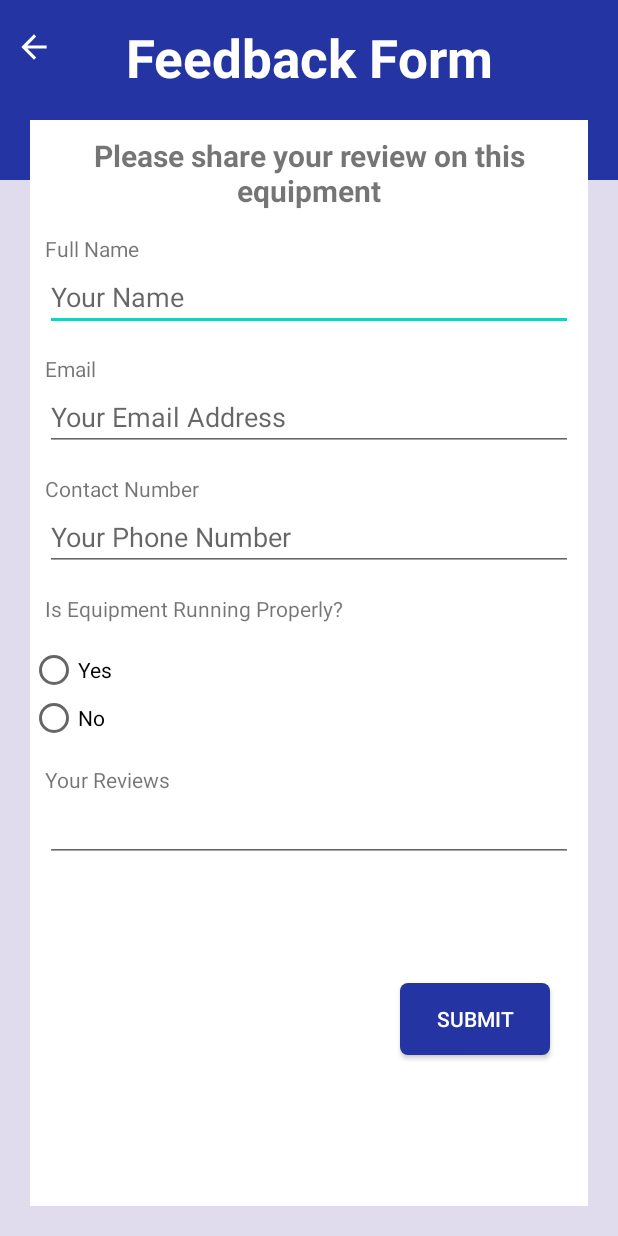
After one commit to ankitgoyal2/GuestApp, an Android app: the FeedbackActivity screen opened directly, with no data from a screen before it, on a phone screen of 412 x 824 dp. The commit adds this screen. Run offline under Robolectric (Android 15) with nearby library versions, the phone set to English and light mode, and no system bars.

Commit message:
Feedback Activity Created This Activity provides a form for the guest to send its feedback on a machine to the concerned authority.

```diff
--- a/app/src/main/AndroidManifest.xml
+++ b/app/src/main/AndroidManifest.xml
@@ -9,6 +9,8 @@
         android:roundIcon="@mipmap/ic_launcher_round"
         android:supportsRtl="true"
         android:theme="@style/AppTheme">
+        <activity android:name=".FeedbackActivity"/>
+
         <activity android:name=".DetailActivity">
             <intent-filter>
                 <action android:name="android.intent.action.MAIN" />
@@ -17,9 +19,7 @@
             </intent-filter>
         </activity>
         <activity android:name=".ScanActivity" />
-        <activity android:name=".MainActivity">
-
-        </activity>
+        <activity android:name=".MainActivity"></activity>
     </application>
 
 </manifest>
--- a/app/src/main/java/com/example/guestapp/DetailActivity.java
+++ b/app/src/main/java/com/example/guestapp/DetailActivity.java
@@ -2,13 +2,26 @@ package com.example.guestapp;
 
 import androidx.appcompat.app.AppCompatActivity;
 
+import android.content.Intent;
 import android.os.Bundle;
+import android.view.View;
+import android.widget.Button;
 
 public class DetailActivity extends AppCompatActivity {
 
+    Button feedbackButton;
     @Override
     protected void onCreate(Bundle savedInstanceState) {
         super.onCreate(savedInstanceState);
         setContentView(R.layout.activity_detail);
+
+        feedbackButton = findViewById(R.id.feedback_button);
+        feedbackButton.setOnClickListener(new View.OnClickListener() {
+            @Override
+            public void onClick(View v) {
+                Intent i = new Intent(DetailActivity.this,FeedbackActivity.class);
+                startActivity(i);
+            }
+        });
     }
 }
--- /dev/null
+++ b/app/src/main/java/com/example/guestapp/FeedbackActivity.java
@@ -0,0 +1,16 @@
+package com.example.guestapp;
+
+import androidx.appcompat.app.AppCompatActivity;
+
+import android.os.Bundle;
+import android.view.WindowManager;
+
+public class FeedbackActivity extends AppCompatActivity {
+
+    @Override
+    protected void onCreate(Bundle savedInstanceState) {
+        super.onCreate(savedInstanceState);
+        setContentView(R.layout.activity_feedback);
+        getWindow().setSoftInputMode(WindowManager.LayoutParams.SOFT_INPUT_ADJUST_PAN);
+    }
+}
--- /dev/null
+++ b/app/src/main/res/drawable/all_rounded_corners.xml
@@ -0,0 +1,7 @@
+<?xml version="1.0" encoding="utf-8"?>
+<shape xmlns:android="http://schemas.android.com/apk/res/android"
+    android:shape="rectangle">
+    <corners android:radius="5dp" />
+    <solid android:color="#2435A3" />
+
+</shape>
--- a/app/src/main/res/layout/activity_detail.xml
+++ b/app/src/main/res/layout/activity_detail.xml
@@ -10,7 +10,7 @@
     <ImageView
         android:layout_width="200dp"
         android:layout_height="200dp"
-        android:src="@drawable/mobile_cartoon"
+        android:src="@drawable/ic_details"
         app:layout_constraintBottom_toTopOf="@+id/constraintLayout"
         app:layout_constraintEnd_toStartOf="@+id/textView"
         app:layout_constraintStart_toStartOf="parent"
@@ -214,13 +214,13 @@
             android:textSize="20sp"
             android:textStyle="bold"
             app:layout_constraintBottom_toBottomOf="parent"
-            app:layout_constraintEnd_toStartOf="@+id/button"
+            app:layout_constraintEnd_toStartOf="@+id/feedback_button"
             app:layout_constraintStart_toStartOf="parent"
             app:layout_constraintTop_toTopOf="parent"
             app:layout_constraintVertical_bias="1.0" />
 
         <Button
-            android:id="@+id/button"
+            android:id="@+id/feedback_button"
             android:layout_width="150dp"
             android:layout_height="65dp"
             android:background="@drawable/top_left_round_corner"
--- /dev/null
+++ b/app/src/main/res/layout/activity_feedback.xml
@@ -0,0 +1,273 @@
+<?xml version="1.0" encoding="utf-8"?>
+<androidx.constraintlayout.widget.ConstraintLayout xmlns:android="http://schemas.android.com/apk/res/android"
+    xmlns:app="http://schemas.android.com/apk/res-auto"
+    xmlns:tools="http://schemas.android.com/tools"
+    android:background="#E1DCED"
+    android:layout_width="match_parent"
+    android:layout_height="match_parent"
+    tools:context=".FeedbackActivity">
+
+    <androidx.constraintlayout.widget.ConstraintLayout
+        android:id="@+id/constraintLayout2"
+        android:layout_width="match_parent"
+        android:layout_height="120dp"
+        android:background="#2435A3"
+        app:layout_constraintBottom_toBottomOf="parent"
+        app:layout_constraintEnd_toEndOf="parent"
+        app:layout_constraintStart_toStartOf="parent"
+        app:layout_constraintTop_toTopOf="parent"
+        app:layout_constraintVertical_bias="0.0">
+
+        <ImageView
+            android:layout_width="25dp"
+            android:layout_height="25dp"
+            android:src="@drawable/abc_vector_test"
+            app:layout_constraintHorizontal_bias="0.025"
+            app:layout_constraintVertical_bias="0.2"
+
+            app:layout_constraintBottom_toBottomOf="parent"
+            app:layout_constraintEnd_toEndOf="parent"
+            app:layout_constraintStart_toStartOf="parent"
+            app:layout_constraintTop_toTopOf="parent">
+
+        </ImageView>
+        <TextView
+            android:layout_width="wrap_content"
+            android:layout_height="wrap_content"
+            android:text="Feedback Form"
+            android:textColor="#ffffff"
+            app:layout_constraintVertical_bias="0.2"
+            app:layout_constraintHorizontal_bias="0.5"
+            android:textStyle="bold"
+            android:textSize="35sp"
+            app:layout_constraintBottom_toBottomOf="parent"
+            app:layout_constraintEnd_toEndOf="parent"
+            app:layout_constraintStart_toStartOf="parent"
+            app:layout_constraintTop_toTopOf="parent">
+
+        </TextView>
+
+    </androidx.constraintlayout.widget.ConstraintLayout>
+
+    <androidx.constraintlayout.widget.ConstraintLayout
+        android:layout_width="0dp"
+        android:layout_height="0dp"
+        android:layout_marginTop="80dp"
+        android:layout_marginBottom="20dp"
+        android:background="#ffffff"
+        android:isScrollContainer="true"
+        android:layout_marginHorizontal="20dp"
+        app:layout_constraintBottom_toBottomOf="parent"
+        app:layout_constraintEnd_toEndOf="parent"
+        app:layout_constraintHorizontal_bias="0.0"
+        app:layout_constraintStart_toStartOf="parent"
+        app:layout_constraintTop_toTopOf="@+id/constraintLayout2">
+
+        <ScrollView
+            android:layout_width="match_parent"
+            android:layout_height="match_parent">
+
+        </ScrollView>
+        <TextView
+            android:id="@+id/textView10"
+            android:layout_width="wrap_content"
+            android:layout_height="wrap_content"
+            android:layout_marginVertical="10dp"
+            android:text="Please share your review on this equipment"
+            android:textAlignment="center"
+            android:textSize="20sp"
+            android:textStyle="bold"
+            app:layout_constraintBottom_toBottomOf="parent"
+            app:layout_constraintEnd_toEndOf="parent"
+            app:layout_constraintStart_toStartOf="parent"
+            app:layout_constraintTop_toTopOf="parent"
+            app:layout_constraintVertical_bias="0" />
+
+        <TextView
+            android:id="@+id/textView11"
+            android:layout_width="wrap_content"
+            android:layout_height="wrap_content"
+            android:layout_marginHorizontal="10dp"
+            android:text="Full Name"
+            app:layout_constraintBottom_toBottomOf="parent"
+            app:layout_constraintEnd_toEndOf="parent"
+            android:layout_marginTop="15dp"
+            app:layout_constraintHorizontal_bias="0.0"
+            app:layout_constraintStart_toStartOf="parent"
+            app:layout_constraintTop_toBottomOf="@+id/textView10"
+            app:layout_constraintVertical_bias="0.0">
+
+        </TextView>
+
+        <EditText
+            android:id="@+id/editText"
+            android:layout_width="match_parent"
+            android:layout_height="wrap_content"
+            android:layout_marginHorizontal="10dp"
+            android:hint="Your Name"
+            app:layout_constraintBottom_toBottomOf="parent"
+            app:layout_constraintEnd_toEndOf="parent"
+            app:layout_constraintHorizontal_bias="0.0"
+            app:layout_constraintStart_toStartOf="parent"
+            app:layout_constraintTop_toBottomOf="@+id/textView11"
+            app:layout_constraintVertical_bias="0.0">
+
+        </EditText>
+
+        <TextView
+            android:id="@+id/textView12"
+            android:layout_width="wrap_content"
+            android:layout_height="wrap_content"
+            android:layout_marginHorizontal="10dp"
+            android:text="Email"
+            app:layout_constraintBottom_toBottomOf="parent"
+            app:layout_constraintEnd_toEndOf="parent"
+            android:layout_marginTop="15dp"
+            app:layout_constraintHorizontal_bias="0.0"
+            app:layout_constraintStart_toStartOf="parent"
+            app:layout_constraintTop_toBottomOf="@+id/editText"
+            app:layout_constraintVertical_bias="0">
+
+        </TextView>
+
+        <EditText
+            android:id="@+id/editText1"
+            android:layout_width="match_parent"
+            android:layout_height="wrap_content"
+            android:layout_marginHorizontal="10dp"
+            android:inputType="textEmailAddress"
+            android:hint="Your Email Address"
+            app:layout_constraintBottom_toBottomOf="parent"
+            app:layout_constraintEnd_toEndOf="parent"
+            app:layout_constraintHorizontal_bias="0.0"
+            app:layout_constraintStart_toStartOf="parent"
+            app:layout_constraintTop_toBottomOf="@+id/textView12"
+            app:layout_constraintVertical_bias="0.0">
+
+        </EditText>
+
+        <TextView
+            android:id="@+id/textView13"
+            android:layout_width="wrap_content"
+            android:layout_height="wrap_content"
+            android:layout_marginHorizontal="10dp"
+            android:text="Contact Number"
+            app:layout_constraintBottom_toBottomOf="parent"
+            app:layout_constraintEnd_toEndOf="parent"
+            android:layout_marginTop="15dp"
+            app:layout_constraintHorizontal_bias="0.0"
+            app:layout_constraintStart_toStartOf="parent"
+            app:layout_constraintTop_toBottomOf="@+id/editText1"
+            app:layout_constraintVertical_bias="0">
+
+        </TextView>
+
+        <EditText
+            android:id="@+id/editText2"
+            android:layout_width="match_parent"
+            android:layout_height="wrap_content"
+            android:layout_marginHorizontal="10dp"
+            android:inputType="phone"
+            android:hint="Your Phone Number"
+            app:layout_constraintBottom_toBottomOf="parent"
+            app:layout_constraintEnd_toEndOf="parent"
+            app:layout_constraintHorizontal_bias="0.0"
+            app:layout_constraintStart_toStartOf="parent"
+            app:layout_constraintTop_toBottomOf="@+id/textView13"
+            app:layout_constraintVertical_bias="0.0">
+
+        </EditText>
+
+        <TextView
+            android:id="@+id/textView14"
+            android:layout_width="wrap_content"
+            android:layout_height="wrap_content"
+            android:layout_marginHorizontal="10dp"
+            android:text="Is Equipment Running Properly?"
+            app:layout_constraintBottom_toBottomOf="parent"
+            app:layout_constraintEnd_toEndOf="parent"
+            android:layout_marginTop="15dp"
+            app:layout_constraintHorizontal_bias="0.0"
+            app:layout_constraintStart_toStartOf="parent"
+            app:layout_constraintTop_toBottomOf="@+id/editText2"
+            app:layout_constraintVertical_bias="0">
+
+        </TextView>
+
+        <RadioGroup
+            android:id="@+id/radioGroup"
+            android:layout_width="match_parent"
+            android:layout_height="wrap_content"
+            android:layout_marginTop="15dp"
+            android:orientation="vertical"
+            app:layout_constraintBottom_toBottomOf="parent"
+            app:layout_constraintEnd_toEndOf="parent"
+            app:layout_constraintStart_toStartOf="parent"
+            app:layout_constraintTop_toBottomOf="@+id/textView14"
+            app:layout_constraintVertical_bias="0">
+
+            <RadioButton
+                android:id="@+id/radio_pirates"
+                android:layout_width="wrap_content"
+                android:layout_height="wrap_content"
+                android:text="Yes" />
+
+            <RadioButton
+                android:id="@+id/radio_ninjas"
+                android:layout_width="wrap_content"
+                android:layout_height="wrap_content"
+                android:text="No" />
+
+        </RadioGroup>
+
+        <TextView
+            android:id="@+id/textView15"
+            android:layout_width="wrap_content"
+            android:layout_height="wrap_content"
+            android:layout_marginHorizontal="10dp"
+            android:layout_marginTop="15dp"
+            android:text="Your Reviews"
+            app:layout_constraintBottom_toBottomOf="parent"
+            app:layout_constraintEnd_toEndOf="parent"
+            app:layout_constraintHorizontal_bias="0.0"
+            app:layout_constraintStart_toStartOf="parent"
+            app:layout_constraintTop_toBottomOf="@+id/radioGroup"
+            app:layout_constraintVertical_bias="0">
+
+        </TextView>
+
+        <EditText
+            android:id="@+id/editText3"
+            android:layout_width="match_parent"
+            android:layout_height="wrap_content"
+            android:layout_marginHorizontal="10dp"
+            android:inputType="textMultiLine"
+            app:layout_constraintBottom_toBottomOf="parent"
+            app:layout_constraintEnd_toEndOf="parent"
+            app:layout_constraintHorizontal_bias="0.0"
+            app:layout_constraintStart_toStartOf="parent"
+            app:layout_constraintTop_toBottomOf="@+id/textView15"
+            app:layout_constraintVertical_bias="0.0">
+
+        </EditText>
+
+        <Button
+            android:layout_width="100dp"
+            android:layout_height="wrap_content"
+            app:layout_constraintBottom_toBottomOf="parent"
+            app:layout_constraintEnd_toEndOf="parent"
+            app:layout_constraintHorizontal_bias="1"
+            android:layout_marginEnd="25dp"
+            android:background="@drawable/all_rounded_corners"
+            android:text="Submit"
+            android:textColor="#FFFFFF"
+            android:layout_marginBottom="20dp"
+            app:layout_constraintStart_toStartOf="parent"
+            app:layout_constraintTop_toBottomOf="@+id/editText3">
+
+        </Button>
+
+
+    </androidx.constraintlayout.widget.ConstraintLayout>
+
+</androidx.constraintlayout.widget.ConstraintLayout>
--- a/app/src/main/res/values/styles.xml
+++ b/app/src/main/res/values/styles.xml
@@ -1,7 +1,7 @@
 <resources>
 
     <!-- Base application theme. -->
-    <style name="AppTheme" parent="Theme.AppCompat.Light.DarkActionBar">
+    <style name="AppTheme" parent="Theme.AppCompat.Light.NoActionBar">
         <!-- Customize your theme here. -->
         <item name="colorPrimary">@color/colorPrimary</item>
         <item name="colorPrimaryDark">@color/colorPrimaryDark</item>
```
